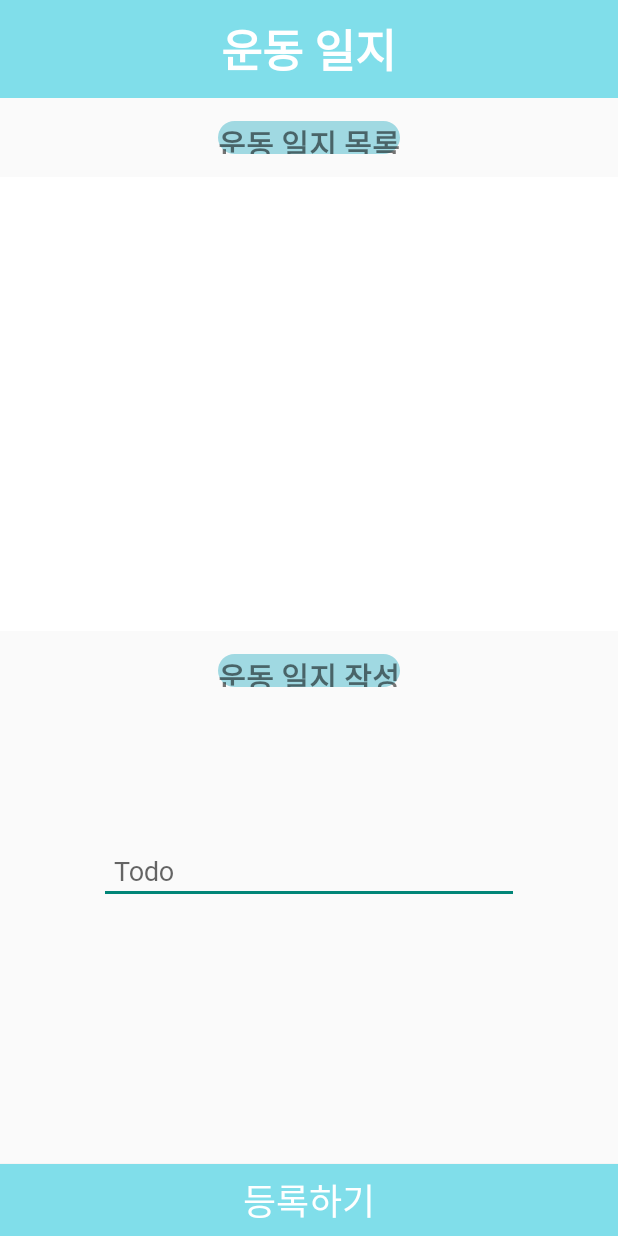
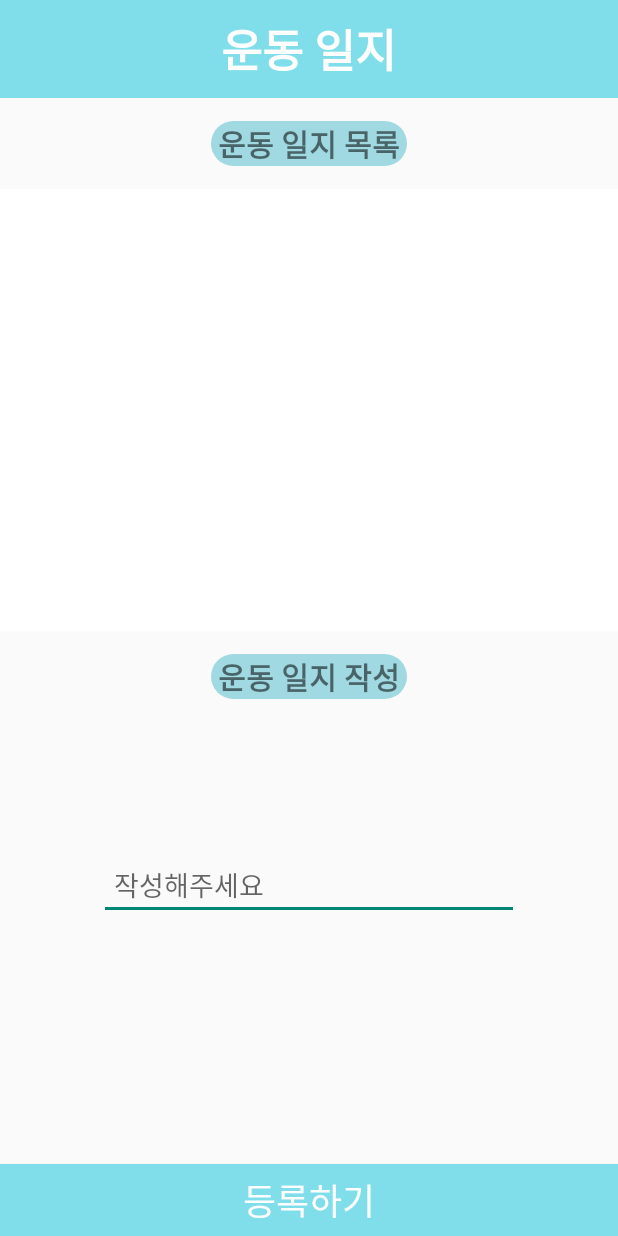
Before and after one commit to ibnuena/bangPT, an Android app: the CalendarMemoActivity screen opened directly, with no data from a screen before it, on a phone screen of 412 x 824 dp. Run offline under Robolectric (Android 15) with nearby library versions, the phone set to English and light mode, and no system bars.

Commit message:
feat: small correction

```diff
--- a/app/src/main/res/layout/activity_calendar_memo.xml
+++ b/app/src/main/res/layout/activity_calendar_memo.xml
@@ -32,11 +32,12 @@
     <TextView
         android:layout_marginTop="15dp"
         android:layout_gravity="center"
+        android:gravity="center"
         android:textSize="20dp"
         android:textStyle="bold"
         android:layout_width="wrap_content"
-        android:layout_height="22dp"
-        android:text="운동 일지 목록"
+        android:layout_height="30dp"
+        android:text=" 운동 일지 목록 "
         android:fontFamily="@font/nexon"
         android:background="@drawable/roundbutton"/>
 
@@ -60,11 +61,12 @@
         <TextView
             android:layout_marginTop="15dp"
             android:layout_gravity="center"
+            android:gravity="center"
             android:textSize="20dp"
             android:textStyle="bold"
             android:layout_width="wrap_content"
-            android:layout_height="22dp"
-            android:text="운동 일지 작성"
+            android:layout_height="30dp"
+            android:text=" 운동 일지 작성 "
             android:fontFamily="@font/nexon"
             android:background="@drawable/roundbutton"/>
         <EditText
@@ -72,7 +74,7 @@
             android:inputType="textPersonName"
             android:layout_width="280dp"
             android:layout_height="wrap_content"
-            android:hint="Todo"
+            android:hint="작성해주세요"
             android:fontFamily="@font/nexon"
             android:layout_gravity="center"
             android:padding="10dp"
```
Also changed, not shown: app/src/main/res/layout/activity_exercise_result2.xml (+25 -4 lines).
